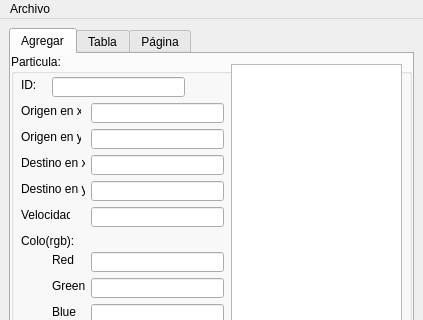
Old version of the form mainwindow.ui in the repository MAOrtegaGaleana/Actividad-8.; both pictures show x 0 to 423 and y 0 to 320 of the 423 by 524 pixel window.
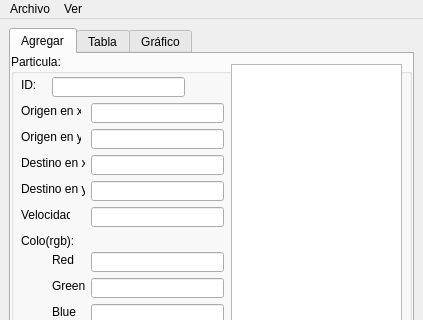
New version of the form.

What changed in the file:
```diff
--- a/mainwindow.ui
+++ b/mainwindow.ui
@@ -392,7 +392,7 @@
       </widget>
       <widget class="QWidget" name="tab_3">
        <attribute name="title">
-        <string>Página</string>
+        <string>Gráfico</string>
        </attribute>
        <layout class="QGridLayout" name="gridLayout_3">
         <item row="0" column="0" colspan="2">
@@ -435,7 +435,14 @@
     <addaction name="actionAbrir"/>
     <addaction name="actionGuardar"/>
    </widget>
+   <widget class="QMenu" name="menuVer">
+    <property name="title">
+     <string>Ver</string>
+    </property>
+    <addaction name="actionGrafo"/>
+   </widget>
    <addaction name="menuArchivo"/>
+   <addaction name="menuVer"/>
   </widget>
   <action name="actionAbrir">
    <property name="text">
```
Left out of the diff: 8 changed lines with no effect on the pictures.
